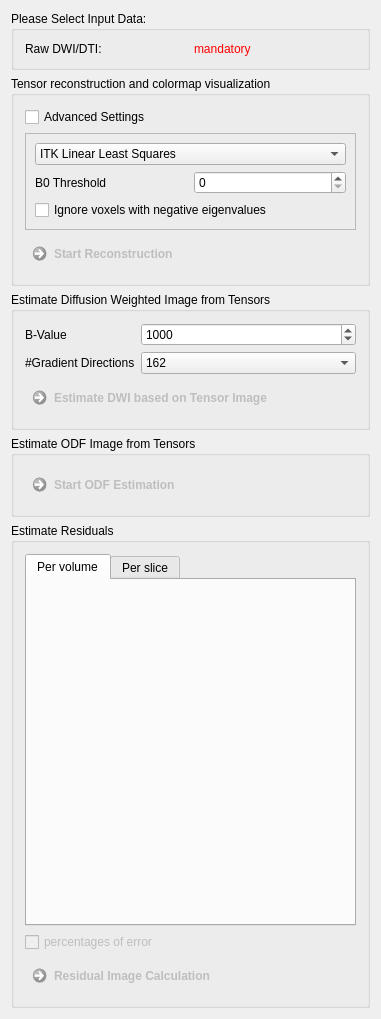
Above: Plugins/org.mitk.gui.qt.diffusionimaging.reconstruction/src/internal/QmitkTensorReconstructionViewControls.ui from MITK/MITK before the change. Below: the same form after it.
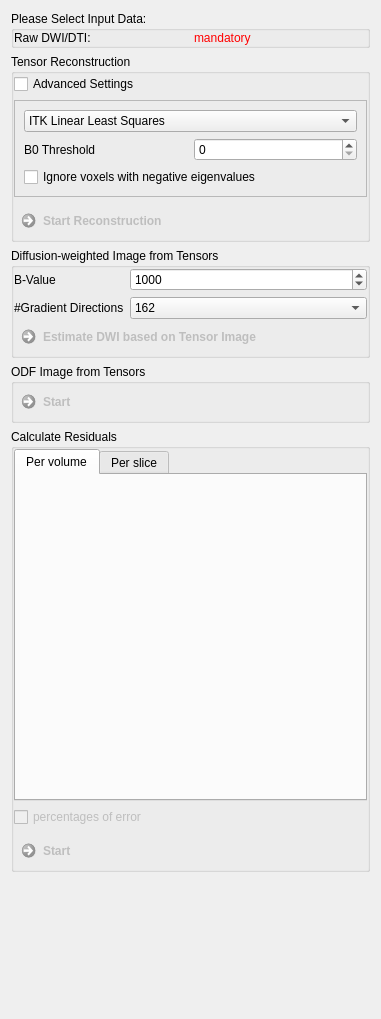
That is the form after the change. The open tabs and pages were chosen to show the change. Custom widgets are drawn as their Qt base class.

Commit message: Refactor view layout

```diff
--- a/Plugins/org.mitk.gui.qt.diffusionimaging.reconstruction/src/internal/QmitkTensorReconstructionViewControls.ui
+++ b/Plugins/org.mitk.gui.qt.diffusionimaging.reconstruction/src/internal/QmitkTensorReconstructionViewControls.ui
@@ -29,6 +29,18 @@
       <string>Please Select Input Data:</string>
      </property>
      <layout class="QGridLayout" name="gridLayout">
+      <property name="leftMargin">
+       <number>0</number>
+      </property>
+      <property name="topMargin">
+       <number>0</number>
+      </property>
+      <property name="rightMargin">
+       <number>0</number>
+      </property>
+      <property name="bottomMargin">
+       <number>0</number>
+      </property>
       <item row="0" column="1">
        <widget class="QLabel" name="m_DiffusionImageLabel">
         <property name="toolTip">
@@ -58,9 +70,21 @@
    <item>
     <widget class="QGroupBox" name="groupBox_2">
      <property name="title">
-      <string>Tensor reconstruction and colormap visualization</string>
+      <string>Tensor Reconstruction</string>
      </property>
      <layout class="QVBoxLayout" name="verticalLayout">
+      <property name="leftMargin">
+       <number>0</number>
+      </property>
+      <property name="topMargin">
+       <number>0</number>
+      </property>
+      <property name="rightMargin">
+       <number>0</number>
+      </property>
+      <property name="bottomMargin">
+       <number>0</number>
+      </property>
       <item>
        <widget class="QCheckBox" name="m_Advanced1">
         <property name="text">
@@ -188,9 +212,24 @@
    <item>
     <widget class="QGroupBox" name="groupBox">
      <property name="title">
-      <string>Estimate Diffusion Weighted Image from Tensors</string>
+      <string>Diffusion-weighted Image from Tensors</string>
      </property>
      <layout class="QVBoxLayout" name="verticalLayout_4">
+      <property name="spacing">
+       <number>0</number>
+      </property>
+      <property name="leftMargin">
+       <number>0</number>
+      </property>
+      <property name="topMargin">
+       <number>0</number>
+      </property>
+      <property name="rightMargin">
+       <number>0</number>
+      </property>
+      <property name="bottomMargin">
+       <number>0</number>
+      </property>
       <item>
        <widget class="QFrame" name="m_TensorsToDWIFrame">
         <property name="frameShape">
@@ -345,9 +384,24 @@
    <item>
     <widget class="QGroupBox" name="groupBox_4">
      <property name="title">
-      <string>Estimate ODF Image from Tensors</string>
+      <string>ODF Image from Tensors</string>
      </property>
      <layout class="QVBoxLayout" name="verticalLayout_5">
+      <property name="spacing">
+       <number>0</number>
+      </property>
+      <property name="leftMargin">
+       <number>0</number>
+      </property>
+      <property name="topMargin">
+       <number>0</number>
+      </property>
+      <property name="rightMargin">
+       <number>0</number>
+      </property>
+      <property name="bottomMargin">
+       <number>0</number>
+      </property>
       <item>
        <widget class="QCommandLinkButton" name="m_TensorsToOdfButton">
         <property name="enabled">
@@ -363,7 +417,7 @@
          <string notr="true"/>
         </property>
         <property name="text">
-         <string>Start ODF Estimation</string>
+         <string>Start</string>
         </property>
        </widget>
       </item>
@@ -373,7 +427,7 @@
    <item>
     <widget class="QGroupBox" name="groupBox_5">
      <property name="title">
-      <string>Estimate Residuals</string>
+      <string>Calculate Residuals</string>
      </property>
      <property name="checkable">
       <bool>false</bool>
@@ -382,6 +436,21 @@
       <bool>false</bool>
      </property>
      <layout class="QGridLayout" name="gridLayout_2">
+      <property name="leftMargin">
+       <number>0</number>
+      </property>
+      <property name="topMargin">
+       <number>0</number>
+      </property>
+      <property name="rightMargin">
+       <number>0</number>
+      </property>
+      <property name="bottomMargin">
+       <number>0</number>
+      </property>
+      <property name="horizontalSpacing">
+       <number>0</number>
+      </property>
       <item row="2" column="0">
        <widget class="QCheckBox" name="m_PercentagesOfOutliers">
         <property name="enabled">
@@ -534,13 +603,26 @@
          <string notr="true"/>
         </property>
         <property name="text">
-         <string>Residual Image Calculation</string>
+         <string>Start</string>
         </property>
        </widget>
       </item>
      </layout>
     </widget>
    </item>
+   <item>
+    <spacer name="verticalSpacer">
+     <property name="orientation">
+      <enum>Qt::Vertical</enum>
+     </property>
+     <property name="sizeHint" stdset="0">
+      <size>
+       <width>20</width>
+       <height>40</height>
+      </size>
+     </property>
+    </spacer>
+   </item>
   </layout>
  </widget>
  <layoutdefault spacing="6" margin="11"/>
```
Left out of the diff: 2 changed lines with no effect on the pictures. The commit also changes 12 other files.
